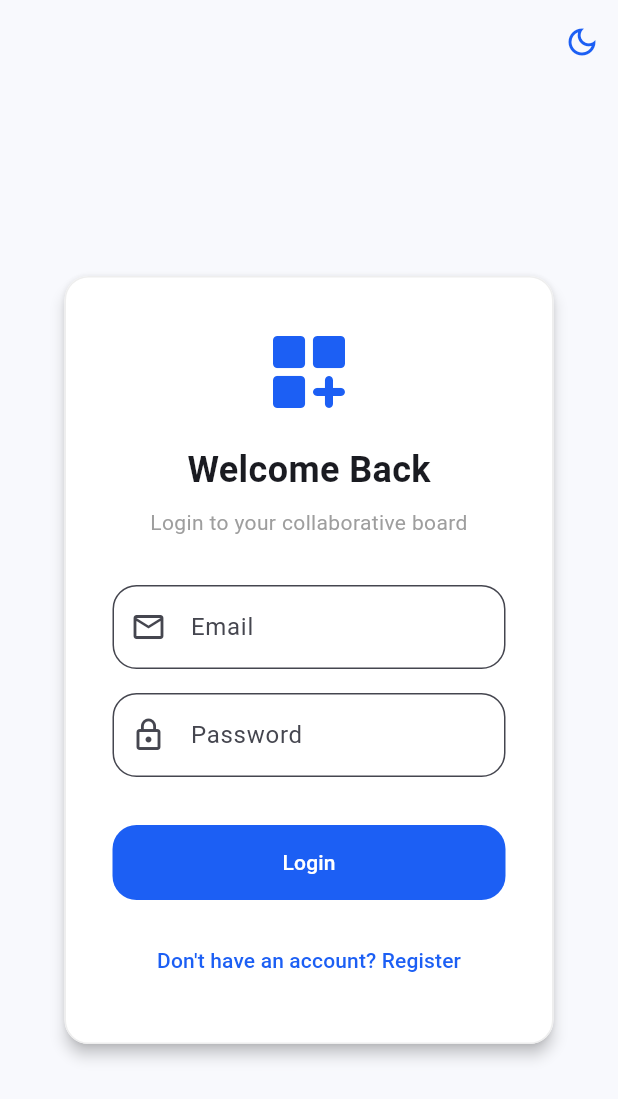
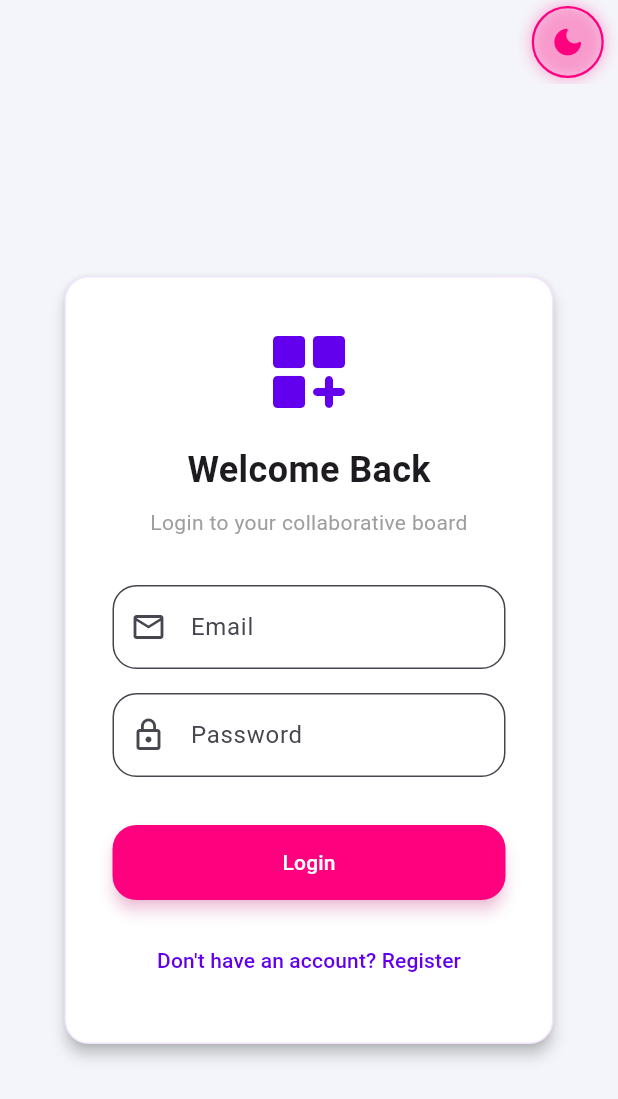
Before and after one commit to jucora/collaborative-knowledge-board, a Flutter app: the screen it shows after launch, on a phone screen of 412 x 824 dp. Shown: the top 1099 px of the screen. Run offline on Flutter 3.47's test engine with Material 3 defaults, Android fonts, the phone set to English and light mode, and no system bars; our stand-ins replace dartz, dio, faker, flutter_riverpod, flutter_secure_storage, go_router.

Commit message:
add final polish with premium neon theme, responsive layouts, and reactive navigation

```diff
--- a/lib/core/widgets/common/theme_toggle_button.dart
+++ b/lib/core/widgets/common/theme_toggle_button.dart
@@ -2,23 +2,53 @@ import 'package:flutter/material.dart';
 import 'package:flutter_riverpod/flutter_riverpod.dart';
 import '../../providers/theme_provider.dart';
 
-/// A reusable button to toggle between light and dark theme modes.
+/// A reusable and highly visible button to toggle between light and dark theme modes.
 class ThemeToggleButton extends ConsumerWidget {
-  final Color? color;
-
-  const ThemeToggleButton({super.key, this.color});
+  const ThemeToggleButton({super.key});
 
   @override
   Widget build(BuildContext context, WidgetRef ref) {
     final themeMode = ref.watch(themeProvider);
+    final isDark = themeMode == ThemeMode.dark;
 
-    return IconButton(
-      icon: Icon(
-        themeMode == ThemeMode.light ? Icons.dark_mode_outlined : Icons.light_mode_outlined,
-        color: color,
+    // Colores basados en la imagen del usuario
+    const neonPink = Color(0xFFFF007F);
+    const electricCyan = Color(0xFF00E5FF);
+
+    return Container(
+      margin: const EdgeInsets.symmetric(horizontal: 8, vertical: 4),
+      decoration: BoxDecoration(
+        color: isDark ? electricCyan.withOpacity(0.1) : neonPink.withOpacity(0.1),
+        shape: BoxShape.circle,
+        border: Border.all(
+          color: isDark ? electricCyan : neonPink,
+          width: 1.5,
+        ),
+        boxShadow: [
+          BoxShadow(
+            color: (isDark ? electricCyan : neonPink).withOpacity(0.3),
+            blurRadius: 8,
+            spreadRadius: 1,
+          ),
+        ],
       ),
-      onPressed: () => ref.read(themeProvider.notifier).toggleTheme(),
-      tooltip: "Toggle Dark/Light Mode",
+      child: IconButton(
+        icon: AnimatedSwitcher(
+          duration: const Duration(milliseconds: 300),
+          transitionBuilder: (child, anim) => RotationTransition(
+            turns: anim,
+            child: FadeTransition(opacity: anim, child: child),
+          ),
+          child: Icon(
+            isDark ? Icons.light_mode_rounded : Icons.dark_mode_rounded,
+            key: ValueKey(isDark),
+            color: isDark ? electricCyan : neonPink,
+            size: 24,
+          ),
+        ),
+        onPressed: () => ref.read(themeProvider.notifier).toggleTheme(),
+        tooltip: "Switch to ${isDark ? 'Light' : 'Dark'} Mode",
+      ),
     );
   }
 }
--- a/lib/main.dart
+++ b/lib/main.dart
@@ -22,9 +22,11 @@ class MyApp extends ConsumerWidget {
     final router = ref.watch(appRouterProvider);
     final themeMode = ref.watch(themeProvider);
 
-    // Primary Colors from User
-    const primaryBlue = Color(0xFF1C5FF4);
-    const secondaryYellow = Color(0xFFF2BB31);
+    // COLORS FROM IMAGE
+    const deepNavy = Color(0xFF12123B);
+    const neonPink = Color(0xFFFF007F);
+    const vibrantViolet = Color(0xFF6200EE);
+    const electricCyan = Color(0xFF00E5FF);
 
     return MaterialApp.router(
       title: 'Collaborative Knowledge Board',
@@ -32,27 +34,29 @@ class MyApp extends ConsumerWidget {
       routerConfig: router,
       themeMode: themeMode,
 
-      // Light Theme
+      // Light Theme (Clean & Professional with Neons)
       theme: ThemeData(
         useMaterial3: true,
         colorScheme: ColorScheme.fromSeed(
-          seedColor: primaryBlue,
-          primary: primaryBlue,
-          secondary: secondaryYellow,
+          seedColor: vibrantViolet,
+          primary: vibrantViolet,
+          secondary: neonPink,
+          tertiary: electricCyan,
           surface: Colors.white,
-          background: const Color(0xFFF8F9FD),
+          background: const Color(0xFFF4F5FA),
           brightness: Brightness.light,
         ),
-        scaffoldBackgroundColor: const Color(0xFFF8F9FD),
+        scaffoldBackgroundColor: const Color(0xFFF4F5FA),
         appBarTheme: const AppBarTheme(
           elevation: 0,
           centerTitle: true,
-          backgroundColor: Colors.white,
-          foregroundColor: primaryBlue, // Title and icons color in light mode
+          backgroundColor: deepNavy, // Contrast with light background
+          foregroundColor: Colors.white,
           titleTextStyle: TextStyle(
             fontWeight: FontWeight.bold,
             fontSize: 20,
-            color: primaryBlue,
+            color: Colors.white,
+            letterSpacing: 1.2,
           ),
         ),
         inputDecorationTheme: InputDecorationTheme(
@@ -62,53 +66,9 @@ class MyApp extends ConsumerWidget {
             borderRadius: BorderRadius.circular(16),
             borderSide: BorderSide(color: Colors.grey.shade300),
           ),
-        ),
-        cardTheme: CardThemeData(
-          elevation: 0,
-          margin: const EdgeInsets.symmetric(vertical: 6, horizontal: 12),
-          shape: RoundedRectangleBorder(
+          focusedBorder: OutlineInputBorder(
             borderRadius: BorderRadius.circular(16),
-            side: BorderSide(color: Colors.grey.shade200),
-          ),
-          color: Colors.white,
-        ),
-        elevatedButtonTheme: ElevatedButtonThemeData(
-          style: ElevatedButton.styleFrom(
-            backgroundColor: primaryBlue,
-            foregroundColor: Colors.white,
-            minimumSize: const Size(double.infinity, 50),
-            shape: RoundedRectangleBorder(borderRadius: BorderRadius.circular(16)),
-            elevation: 0,
-          ),
-        ),
-      ),
-
-      // Dark Theme
-      darkTheme: ThemeData(
-        useMaterial3: true,
-        colorScheme: ColorScheme.fromSeed(
-          seedColor: primaryBlue,
-          brightness: Brightness.dark,
-          primary: primaryBlue,
-          secondary: secondaryYellow,
-          onSurface: Colors.white, // Ensure text on surface is white
-        ),
-        appBarTheme: const AppBarTheme(
-          elevation: 0,
-          centerTitle: true,
-          backgroundColor: Color(0xFF121212), // Standard dark background
-          foregroundColor: Colors.white, // FIX: Title and icons color in dark mode
-          titleTextStyle: TextStyle(
-            fontWeight: FontWeight.bold,
-            fontSize: 20,
-            color: Colors.white, // FIX: Explicitly set title color to white
-          ),
-          iconTheme: IconThemeData(color: Colors.white),
-        ),
-        inputDecorationTheme: InputDecorationTheme(
-          filled: true,
-          border: OutlineInputBorder(
-            borderRadius: BorderRadius.circular(16),
+            borderSide: const BorderSide(color: vibrantViolet, width: 2),
           ),
         ),
         cardTheme: CardThemeData(
@@ -116,16 +76,63 @@ class MyApp extends ConsumerWidget {
           margin: const EdgeInsets.symmetric(vertical: 6, horizontal: 12),
           shape: RoundedRectangleBorder(
             borderRadius: BorderRadius.circular(16),
-            side: BorderSide(color: Colors.grey.withOpacity(0.1)),
+            side: BorderSide(color: vibrantViolet.withOpacity(0.1)),
           ),
+          color: Colors.white,
         ),
         elevatedButtonTheme: ElevatedButtonThemeData(
           style: ElevatedButton.styleFrom(
-            backgroundColor: primaryBlue,
+            backgroundColor: neonPink,
             foregroundColor: Colors.white,
             minimumSize: const Size(double.infinity, 50),
             shape: RoundedRectangleBorder(borderRadius: BorderRadius.circular(16)),
-            elevation: 0,
+            elevation: 4,
+            shadowColor: neonPink.withOpacity(0.4),
+          ),
+        ),
+      ),
+
+      // Dark Theme (True to Image Aesthetic)
+      darkTheme: ThemeData(
+        useMaterial3: true,
+        colorScheme: ColorScheme.fromSeed(
+          seedColor: electricCyan,
+          brightness: Brightness.dark,
+          primary: electricCyan,
+          secondary: neonPink,
+          surface: const Color(0xFF1E1E45),
+          background: deepNavy,
+        ),
+        scaffoldBackgroundColor: deepNavy,
+        appBarTheme: const AppBarTheme(
+          elevation: 0,
+          centerTitle: true,
+          backgroundColor: Color(0xFF0A0A2A),
+          foregroundColor: electricCyan,
+          titleTextStyle: TextStyle(
+            fontWeight: FontWeight.bold,
+            fontSize: 20,
+            color: Colors.white,
+            letterSpacing: 1.2,
+          ),
+        ),
+        cardTheme: CardThemeData(
+          elevation: 0,
+          margin: const EdgeInsets.symmetric(vertical: 6, horizontal: 12),
+          shape: RoundedRectangleBorder(
+            borderRadius: BorderRadius.circular(16),
+            side: BorderSide(color: electricCyan.withOpacity(0.2)),
+          ),
+          color: const Color(0xFF1E1E45),
+        ),
+        elevatedButtonTheme: ElevatedButtonThemeData(
+          style: ElevatedButton.styleFrom(
+            backgroundColor: vibrantViolet,
+            foregroundColor: Colors.white,
+            minimumSize: const Size(double.infinity, 50),
+            shape: RoundedRectangleBorder(borderRadius: BorderRadius.circular(16)),
+            elevation: 8,
+            shadowColor: vibrantViolet.withOpacity(0.5),
           ),
         ),
       ),
```
